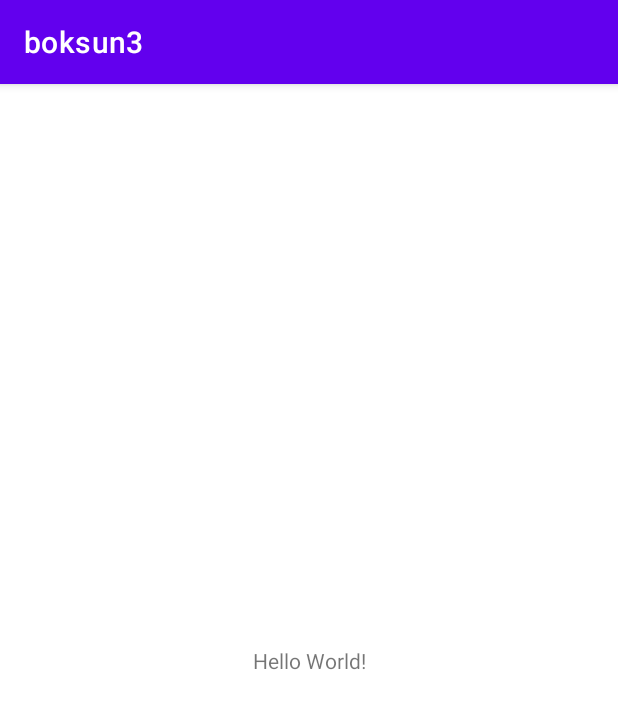
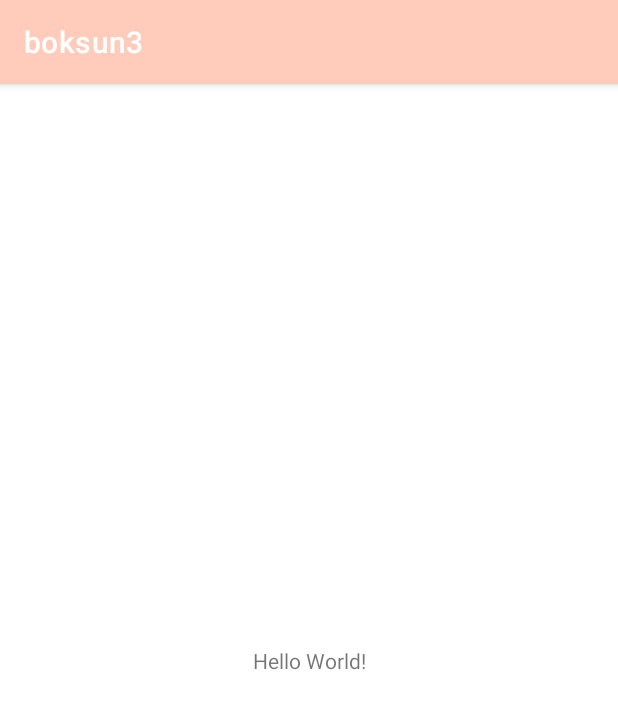
Before and after one commit to 2022-SMHRD-KDT-IoT-3/boksun2-Android, an Android app: the screen it shows after launch (MainActivity), on a phone screen of 412 x 824 dp. Shown: the top 709 px of the screen. Run offline under Robolectric (Android 15) with nearby library versions, the light colour scheme and no system bars.

Commit message:
색상추가

```diff
--- a/app/src/main/res/values/colors.xml
+++ b/app/src/main/res/values/colors.xml
@@ -1,10 +1,16 @@
 <?xml version="1.0" encoding="utf-8"?>
 <resources>
     <color name="purple_200">#FFBB86FC</color>
-    <color name="purple_500">#FF6200EE</color>
-    <color name="purple_700">#FF3700B3</color>
+    <color name="purple_500">#ffccbc</color> <!--primary-->
+    <color name="purple_700">#cb9b8c</color> <!--pDark-->
     <color name="teal_200">#FF03DAC5</color>
     <color name="teal_700">#FF018786</color>
     <color name="black">#FF000000</color>
     <color name="white">#FFFFFFFF</color>
+
+    <color name="sDark">#c97b63</color>
+    <color name="sLight">#ffddc1 </color>
+    <color name="secondary">#ffab91 </color>
+    <color name="pLight">#ffffee </color>
+
 </resources>
```
